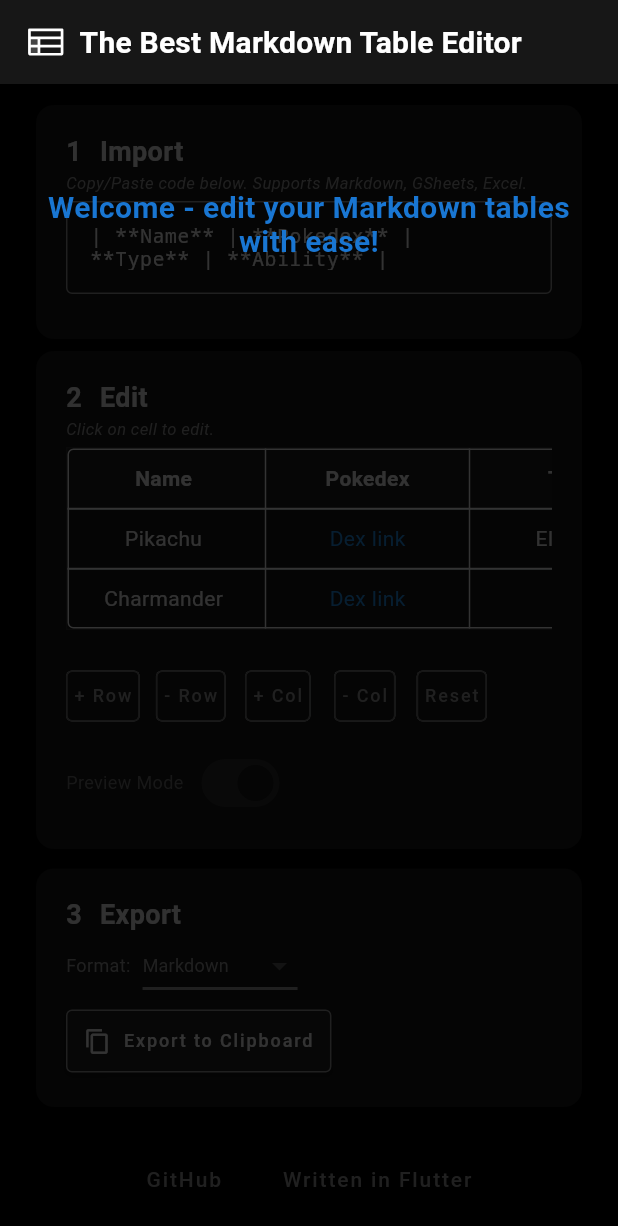
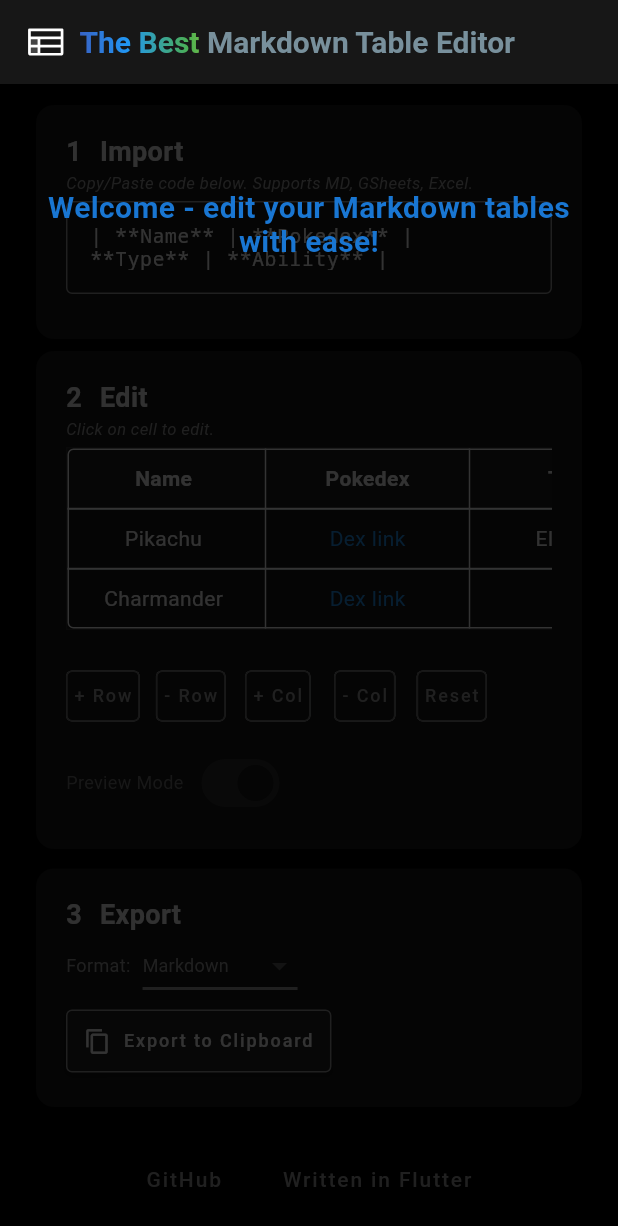
Before and after one commit to philfung/markdown-table-editor, a Flutter app: the screen it shows after launch, on a phone screen of 412 x 824 dp. Shown: the top 1226 px of the screen. Run offline on Flutter 3.47's test engine with Material 3 defaults, Android fonts, the phone set to English and light mode, and no system bars; drawn by our look-alikes of flutter_markdown; our stand-ins replace flutter_svg; missing offline and left inert: dart:html.

Commit message:
color change in text

```diff
--- a/lib/main.dart
+++ b/lib/main.dart
@@ -328,7 +328,42 @@ class _TableEditorPageState extends State<TableEditorPage> {
                   ),
                 ),
                 const SizedBox(width: 8),
-                Text(appTitle, style: TextStyle(color: appBarTextColor, fontWeight: FontWeight.bold, fontSize: appTitleFontSize)),
+                RichText(
+                  text: TextSpan(
+                    children: [
+                      TextSpan(
+                        text: 'The Best ',
+                        style: TextStyle(
+                          // color: appBarTextColor,
+                          fontWeight: FontWeight.bold,
+                          fontSize: appTitleFontSize,
+                          foreground: Paint()
+                            ..shader = LinearGradient(
+                              colors: [
+                                Colors.purple,
+                                Colors.indigo,
+                                Colors.blue,
+                                Colors.green,
+                                Colors.yellow,
+                                Colors.orange,
+                                Colors.red,
+                              ],
+                              begin: Alignment.bottomLeft,
+                              end: Alignment.topRight
+                            ).createShader(Rect.fromLTWH(0, 0, 250, 20)),
+                        ),
+                      ),
+                      TextSpan(
+                        text: 'Markdown Table Editor',
+                        style: TextStyle(
+                          color: appBarTextColor,
+                          fontWeight: FontWeight.bold,
+                          fontSize: appTitleFontSize,
+                        ),
+                      ),
+                    ],
+                  ),
+                ),
               ],
             ),
           ),
--- a/lib/styles.dart
+++ b/lib/styles.dart
@@ -17,7 +17,7 @@ const Color appBarBackgroundColor = Color(0xFF171717); // dark background
 Color appBarIconColor = whiteColor; // white
 const double appBarIconSize = 29.0;
 Color appBarSurfaceTintColor = blueColor;// default blue
-Color appBarTextColor = whiteColor; // white
+Color appBarTextColor = Colors.blueGrey.shade400; // white
 const double appTitleFontSize = 20.0;
 
 // Background
--- a/lib/widgets/import_card.dart
+++ b/lib/widgets/import_card.dart
@@ -56,7 +56,7 @@ class ImportCard extends StatelessWidget {
             Row(
               children: [
             Text(
-              'Copy/Paste code below. Supports Markdown, GSheets, Excel.',
+              'Copy/Paste code below. Supports MD, GSheets, Excel.',
               style: TextStyle(
                 color: cardSubtitleTextColor,
                 fontSize: cardSubtitleFontSize,
@@ -73,7 +73,7 @@ class ImportCard extends StatelessWidget {
                 maxLines: 2,
                 decoration: InputDecoration(
                   enabledBorder: OutlineInputBorder(borderSide: BorderSide(color: textFieldBorderBackgroundColor)),
-                  hintText: 'Paste data here to import or edit text directly. Supports Markdown, Excel, and Google Sheets formats.',
+                  hintText: 'Paste data here to import or edit text directly. Supports MD, Excel, and Google Sheets formats.',
                   filled: true,
                 ),
                 style: TextStyle(fontFamily: textFieldFontFamily, fontSize: textFieldFontSize, color: textFieldTextColor),
```
